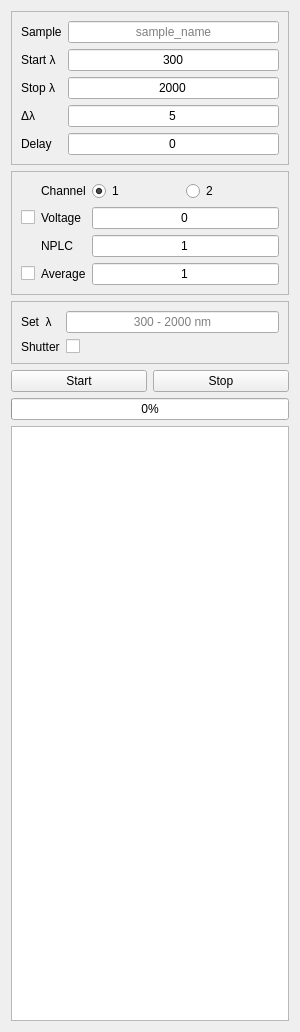
Before: the Qt Designer form ui/expControl.ui in xsoton/dsr, drawn with Qt 5.
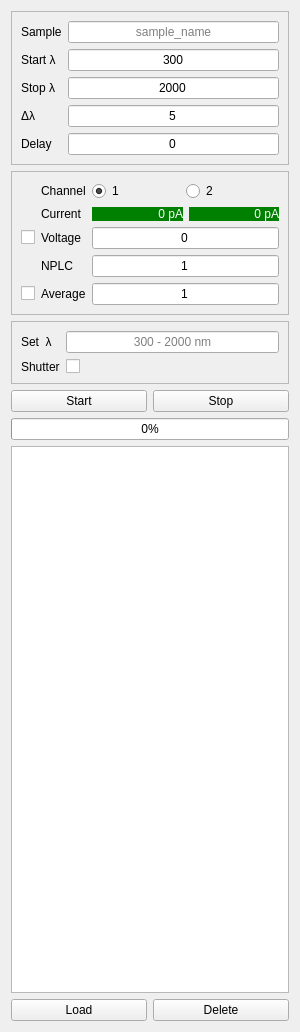
After: the same form once the commit is applied.

Commit message: Add current measurements

```diff
--- a/ui/expControl.ui
+++ b/ui/expControl.ui
@@ -159,7 +159,34 @@
       <enum>QFrame::Shadow::Raised</enum>
      </property>
      <layout class="QGridLayout" name="gridLayout_15">
+      <item row="2" column="0">
+       <widget class="QCheckBox" name="voltage_check">
+        <property name="text">
+         <string/>
+        </property>
+       </widget>
+      </item>
+      <item row="5" column="1">
+       <widget class="QLabel" name="label_average">
+        <property name="text">
+         <string>Average</string>
+        </property>
+       </widget>
+      </item>
       <item row="2" column="2">
+       <widget class="QLineEdit" name="voltage_edit">
+        <property name="text">
+         <string>0</string>
+        </property>
+        <property name="alignment">
+         <set>Qt::AlignmentFlag::AlignCenter</set>
+        </property>
+        <property name="placeholderText">
+         <string>voltage: ±10 V</string>
+        </property>
+       </widget>
+      </item>
+      <item row="3" column="2">
        <widget class="QLineEdit" name="nplc_edit">
         <property name="text">
          <string>1</string>
@@ -172,7 +199,35 @@
         </property>
        </widget>
       </item>
-      <item row="4" column="2">
+      <item row="0" column="1">
+       <widget class="QLabel" name="label_channel">
+        <property name="text">
+         <string>Channel</string>
+        </property>
+       </widget>
+      </item>
+      <item row="1" column="1">
+       <widget class="QLabel" name="label">
+        <property name="text">
+         <string>Current</string>
+        </property>
+       </widget>
+      </item>
+      <item row="3" column="1">
+       <widget class="QLabel" name="label_nplc">
+        <property name="text">
+         <string>NPLC</string>
+        </property>
+       </widget>
+      </item>
+      <item row="2" column="1">
+       <widget class="QLabel" name="label_voltage">
+        <property name="text">
+         <string>Voltage</string>
+        </property>
+       </widget>
+      </item>
+      <item row="5" column="2">
        <widget class="QLineEdit" name="average_edit">
         <property name="text">
          <string>1</string>
@@ -235,59 +290,67 @@
         </layout>
        </widget>
       </item>
-      <item row="0" column="1">
-       <widget class="QLabel" name="label_channel">
-        <property name="text">
-         <string>Channel</string>
-        </property>
-       </widget>
-      </item>
-      <item row="1" column="0">
-       <widget class="QCheckBox" name="voltage_check">
-        <property name="text">
-         <string/>
-        </property>
-       </widget>
-      </item>
-      <item row="2" column="1">
-       <widget class="QLabel" name="label_nplc">
-        <property name="text">
-         <string>NPLC</string>
-        </property>
-       </widget>
-      </item>
-      <item row="1" column="2">
-       <widget class="QLineEdit" name="voltage_edit">
-        <property name="text">
-         <string>0</string>
-        </property>
-        <property name="alignment">
-         <set>Qt::AlignmentFlag::AlignCenter</set>
-        </property>
-        <property name="placeholderText">
-         <string>voltage: ±10 V</string>
-        </property>
-       </widget>
-      </item>
-      <item row="4" column="0">
+      <item row="5" column="0">
        <widget class="QCheckBox" name="average_check">
         <property name="text">
          <string/>
         </property>
        </widget>
       </item>
-      <item row="4" column="1">
-       <widget class="QLabel" name="label_average">
-        <property name="text">
-         <string>Average</string>
+      <item row="1" column="2">
+       <widget class="QFrame" name="frame_current">
+        <property name="frameShape">
+         <enum>QFrame::Shape::NoFrame</enum>
         </property>
-       </widget>
-      </item>
-      <item row="1" column="1">
-       <widget class="QLabel" name="label_voltage">
-        <property name="text">
-         <string>Voltage</string>
+        <property name="frameShadow">
+         <enum>QFrame::Shadow::Raised</enum>
         </property>
+        <layout class="QHBoxLayout" name="horizontalLayout">
+         <property name="leftMargin">
+          <number>0</number>
+         </property>
+         <property name="topMargin">
+          <number>0</number>
+         </property>
+         <property name="rightMargin">
+          <number>0</number>
+         </property>
+         <property name="bottomMargin">
+          <number>0</number>
+         </property>
+         <item>
+          <widget class="QLabel" name="current1_label">
+           <property name="styleSheet">
+            <string notr="true">color: white; background-color: green</string>
+           </property>
+           <property name="text">
+            <string>0 pA</string>
+           </property>
+           <property name="alignment">
+            <set>Qt::AlignmentFlag::AlignRight|Qt::AlignmentFlag::AlignTrailing|Qt::AlignmentFlag::AlignVCenter</set>
+           </property>
+           <property name="margin">
+            <number>2</number>
+           </property>
+          </widget>
+         </item>
+         <item>
+          <widget class="QLabel" name="current2_label">
+           <property name="styleSheet">
+            <string notr="true">color: white; background-color: green</string>
+           </property>
+           <property name="text">
+            <string>0 pA</string>
+           </property>
+           <property name="alignment">
+            <set>Qt::AlignmentFlag::AlignRight|Qt::AlignmentFlag::AlignTrailing|Qt::AlignmentFlag::AlignVCenter</set>
+           </property>
+           <property name="margin">
+            <number>2</number>
+           </property>
+          </widget>
+         </item>
+        </layout>
        </widget>
       </item>
      </layout>
@@ -387,6 +450,44 @@
    <item>
     <widget class="QListView" name="exp_list_view"/>
    </item>
+   <item>
+    <widget class="QFrame" name="frame_load">
+     <property name="frameShape">
+      <enum>QFrame::Shape::NoFrame</enum>
+     </property>
+     <property name="frameShadow">
+      <enum>QFrame::Shadow::Raised</enum>
+     </property>
+     <layout class="QHBoxLayout" name="horizontalLayout_2">
+      <property name="leftMargin">
+       <number>0</number>
+      </property>
+      <property name="topMargin">
+       <number>0</number>
+      </property>
+      <property name="rightMargin">
+       <number>0</number>
+      </property>
+      <property name="bottomMargin">
+       <number>0</number>
+      </property>
+      <item>
+       <widget class="QPushButton" name="load_button">
+        <property name="text">
+         <string>Load</string>
+        </property>
+       </widget>
+      </item>
+      <item>
+       <widget class="QPushButton" name="delete_button">
+        <property name="text">
+         <string>Delete</string>
+        </property>
+       </widget>
+      </item>
+     </layout>
+    </widget>
+   </item>
   </layout>
  </widget>
  <tabstops>
```
The commit also changes 5 other files.
